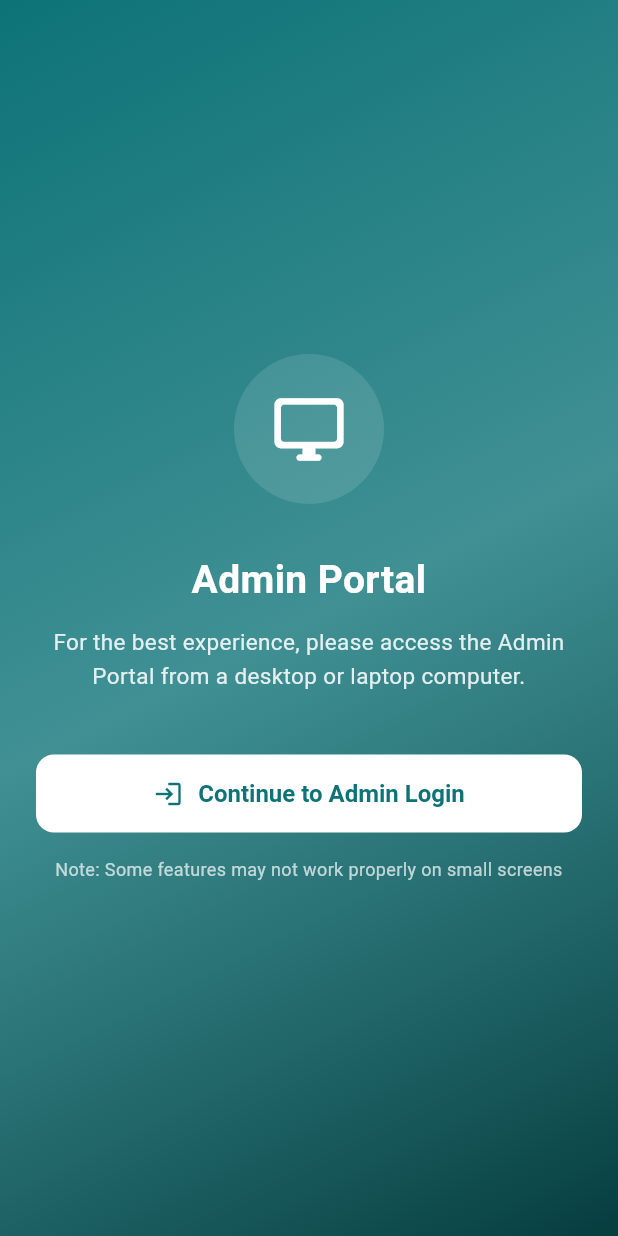
After one commit to nexoneon/go_buddy, a Flutter app: the MobileBrowserMessageScreen screen opened directly, on a phone screen of 412 x 824 dp. The commit adds this screen. Run offline on Flutter 3.47's test engine with Material 3 defaults, Android fonts, the phone set to English and light mode, and no system bars; our stand-ins replace cloud_firestore, connectivity_plus, firebase_auth, firebase_core, firebase_storage, image_picker; accounts and stored records are empty.

Commit message:
main page change good

```diff
--- a/lib/main.dart
+++ b/lib/main.dart
@@ -4,6 +4,7 @@ import 'package:firebase_core/firebase_core.dart';
 import 'firebase_options.dart';
 import 'config/config.dart';
 import 'screens/web/web_screens.dart';
+import 'screens/web/mobile_browser_message.dart';
 import 'screens/mobile/home_screen.dart';
 import 'services/connectivity_service.dart';
 import 'widgets/no_internet_widget.dart';
@@ -23,6 +24,9 @@ void main() async {
 class MyApp extends StatelessWidget {
   const MyApp({super.key});
 
+  // Minimum width for web admin portal (in logical pixels)
+  static const double minWebWidth = 900;
+
   @override
   Widget build(BuildContext context) {
     return MaterialApp(
@@ -38,11 +42,8 @@ class MyApp extends StatelessWidget {
   /// Returns the appropriate home screen based on the platform
   Widget _getHomeScreen() {
     if (kIsWeb) {
-      // Web platform: Show Bootstrap screen which handles auth routing
-      return const ConnectivityWrapper(
-        showBanner: true,
-        child: WebBootstrapScreen(),
-      );
+      // Web platform: Check screen size and show appropriate screen
+      return const _WebScreenSizeWrapper();
     } else {
       // Mobile platform: Show MobileHomeScreen (Splash) → then navigates to LoginScreen
       return const ConnectivityWrapper(
@@ -52,3 +53,26 @@ class MyApp extends StatelessWidget {
     }
   }
 }
+
+/// Wrapper widget that checks screen size on web platform
+class _WebScreenSizeWrapper extends StatelessWidget {
+  const _WebScreenSizeWrapper();
+
+  @override
+  Widget build(BuildContext context) {
+    // Use MediaQuery for accurate screen size detection
+    final screenWidth = MediaQuery.of(context).size.width;
+
+    // Check if screen width is too small for admin portal
+    if (screenWidth < MyApp.minWebWidth) {
+      // Show message for mobile browsers
+      return const MobileBrowserMessageScreen();
+    }
+
+    // Desktop size - show admin portal
+    return const ConnectivityWrapper(
+      showBanner: true,
+      child: WebBootstrapScreen(),
+    );
+  }
+}
--- /dev/null
+++ b/lib/screens/web/mobile_browser_message.dart
@@ -0,0 +1,145 @@
+import 'package:flutter/material.dart';
+import '../../config/config.dart';
+import 'web_screens.dart';
+import '../../widgets/no_internet_widget.dart';
+
+/// Mobile Browser Message Screen
+///
+/// Shows a message asking users to access the admin portal from a desktop
+/// with an option to continue anyway
+class MobileBrowserMessageScreen extends StatefulWidget {
+  const MobileBrowserMessageScreen({super.key});
+
+  @override
+  State<MobileBrowserMessageScreen> createState() =>
+      _MobileBrowserMessageScreenState();
+}
+
+class _MobileBrowserMessageScreenState
+    extends State<MobileBrowserMessageScreen> {
+  bool _continueAnyway = false;
+
+  @override
+  Widget build(BuildContext context) {
+    // If user chose to continue, show the admin portal
+    if (_continueAnyway) {
+      return const ConnectivityWrapper(
+        showBanner: true,
+        child: WebBootstrapScreen(),
+      );
+    }
+
+    return Scaffold(
+      body: Container(
+        decoration: BoxDecoration(
+          gradient: LinearGradient(
+            begin: Alignment.topLeft,
+            end: Alignment.bottomRight,
+            colors: [
+              AppTheme.primaryColor,
+              AppTheme.primaryColor.withAlpha(200),
+              const Color(0xFF063D3F),
+            ],
+          ),
+        ),
+        child: SafeArea(
+          child: Center(
+            child: Padding(
+              padding: const EdgeInsets.all(24.0),
+              child: Column(
+                mainAxisAlignment: MainAxisAlignment.center,
+                children: [
+                  // Icon Container
+                  Container(
+                    width: 100,
+                    height: 100,
+                    decoration: BoxDecoration(
+                      color: Colors.white.withAlpha(30),
+                      shape: BoxShape.circle,
+                    ),
+                    child: const Icon(
+                      Icons.desktop_windows_rounded,
+                      size: 50,
+                      color: Colors.white,
+                    ),
+                  ),
+                  const SizedBox(height: 32),
+
+                  // Title
+                  const Text(
+                    'Admin Portal',
+                    style: TextStyle(
+                      fontSize: 26,
+                      fontWeight: FontWeight.bold,
+                      color: Colors.white,
+                    ),
+                    textAlign: TextAlign.center,
+                  ),
+                  const SizedBox(height: 12),
+
+                  // Message
+                  Text(
+                    'For the best experience, please access the Admin Portal from a desktop or laptop computer.',
+                    style: TextStyle(
+                      fontSize: 15,
+                      color: Colors.white.withAlpha(220),
+                      height: 1.5,
+                    ),
+                    textAlign: TextAlign.center,
+                  ),
+                  const SizedBox(height: 40),
+
+                  // Continue Anyway Button
+                  SizedBox(
+                    width: double.infinity,
+                    child: ElevatedButton(
+                      onPressed: () {
+                        setState(() {
+                          _continueAnyway = true;
+                        });
+                      },
+                      style: ElevatedButton.styleFrom(
+                        backgroundColor: Colors.white,
+                        foregroundColor: AppTheme.primaryColor,
+                        padding: const EdgeInsets.symmetric(vertical: 16),
+                        shape: RoundedRectangleBorder(
+                          borderRadius: BorderRadius.circular(12),
+                        ),
+                        elevation: 0,
+                      ),
+                      child: const Row(
+                        mainAxisAlignment: MainAxisAlignment.center,
+                        children: [
+                          Icon(Icons.login, size: 20),
+                          SizedBox(width: 10),
+                          Text(
+                            'Continue to Admin Login',
+                            style: TextStyle(
+                              fontSize: 16,
+                              fontWeight: FontWeight.bold,
+                            ),
+                          ),
+                        ],
+                      ),
+                    ),
+                  ),
+                  const SizedBox(height: 16),
+
+                  // Warning text
+                  Text(
+                    'Note: Some features may not work properly on small screens',
+                    style: TextStyle(
+                      fontSize: 12,
+                      color: Colors.white.withAlpha(180),
+                    ),
+                    textAlign: TextAlign.center,
+                  ),
+                ],
+              ),
+            ),
+          ),
+        ),
+      ),
+    );
+  }
+}
```
Also changed, not shown: 1 other file.
